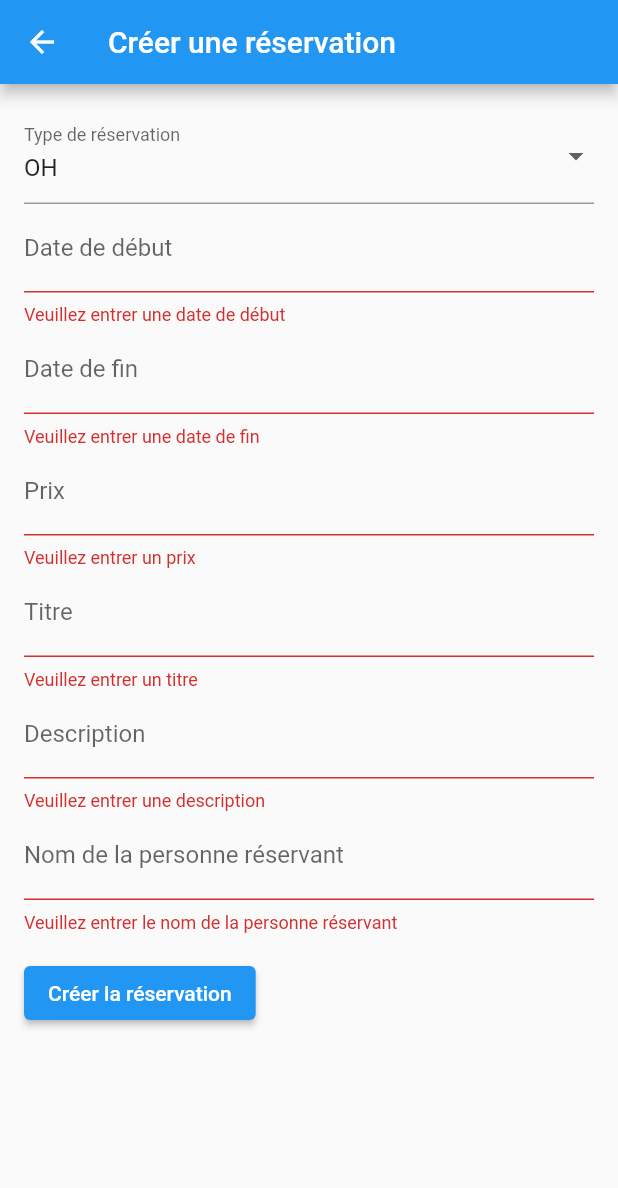
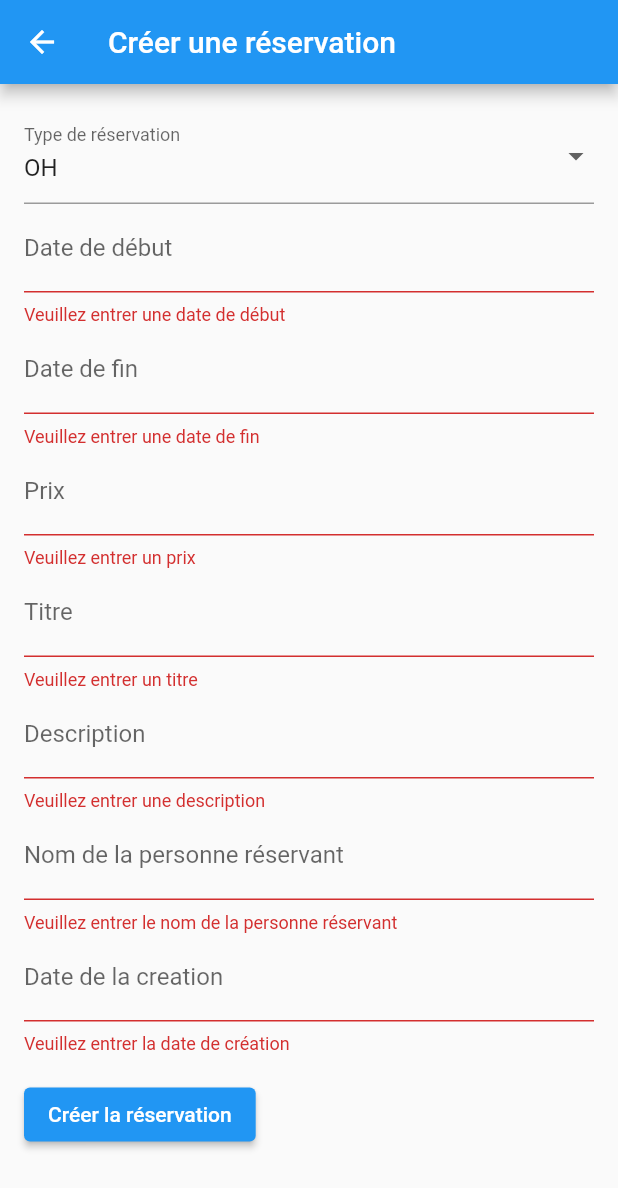
Before and after one commit to bambouzelle/MSPR, a Flutter app: the CreateReservationPage screen opened directly, after a tap on "Créer la réservation", on a phone screen of 412 x 824 dp. Shown: the top 1188 px of the screen. Run offline on Flutter 3.47's test engine with Material 2 defaults, Android fonts, the light colour scheme and no system bars; network calls fail.

Commit message:
Changement add reservation

```diff
--- a/frontend/lib/screens/create_reservation_page.dart
+++ b/frontend/lib/screens/create_reservation_page.dart
@@ -17,6 +17,7 @@ class _CreateReservationPageState extends State<CreateReservationPage> {
   final _titleController = TextEditingController();
   final _descriptionController = TextEditingController();
   final _roserController = TextEditingController();
+  final _creationDateController = TextEditingController();
 
   String _selectedType = 'OH';
 
@@ -35,6 +36,7 @@ class _CreateReservationPageState extends State<CreateReservationPage> {
           'title': _titleController.text,
           'description': _descriptionController.text,
           'roser': _roserController.text,
+          'creation_date':_creationDateController.text,
         },
       );
       // Handle the response from the server.
@@ -143,6 +145,18 @@ class _CreateReservationPageState extends State<CreateReservationPage> {
                   return null;
                 },
               ),
+              TextFormField(
+                controller: _creationDateController,
+                decoration: const InputDecoration(
+                  labelText: 'Date de la creation',
+                ),
+                validator: (value) {
+                  if (value == null || value.isEmpty) {
+                    return 'Veuillez entrer la date de création';
+                  }
+                  return null;
+                },
+              ),
               const SizedBox(height: 16.0),
               ElevatedButton(
                 onPressed: _submitForm,
```
Also changed, not shown: 1 other file.
